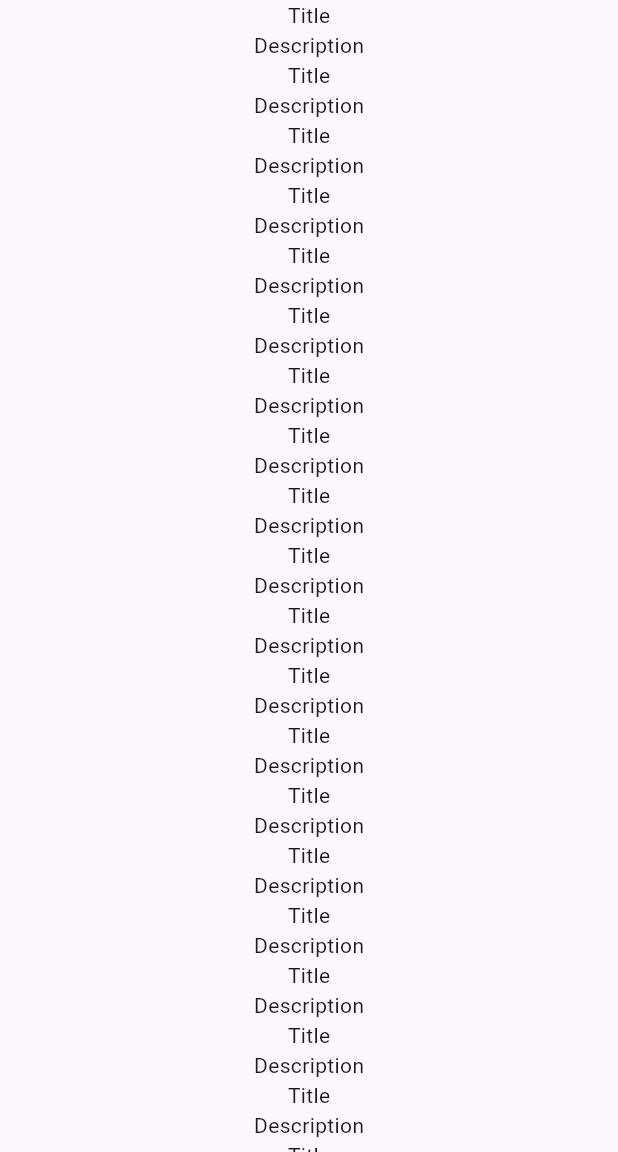
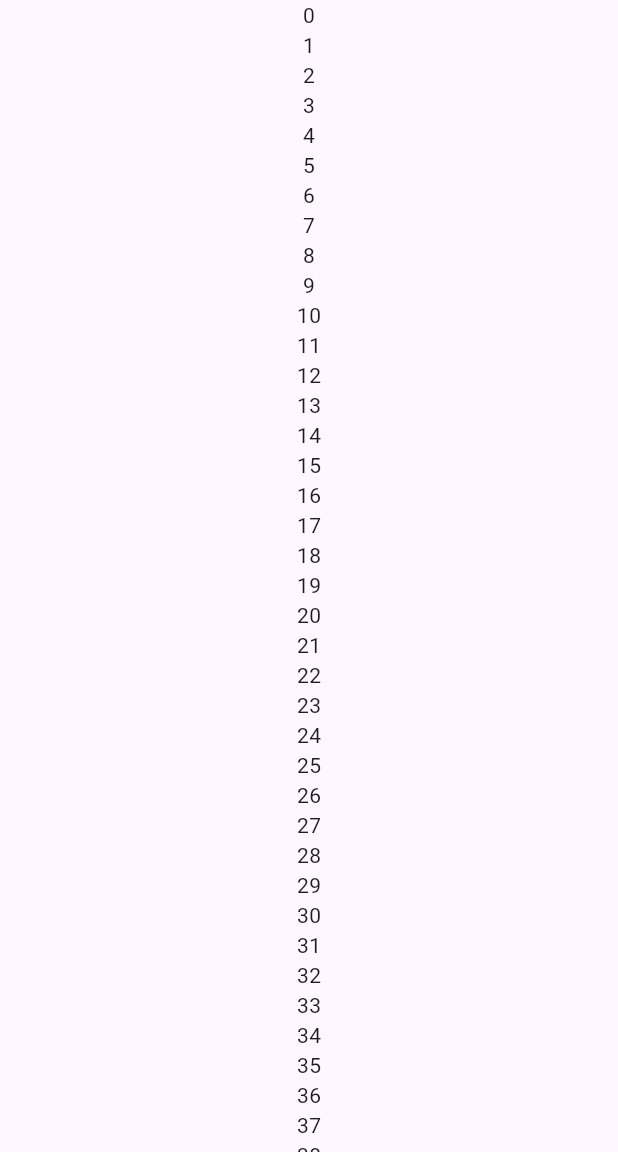
Before and after one commit to srideep-banerjee/Todo-Flutter, a Flutter app: the screen it shows after launch, on a phone screen of 412 x 824 dp, the part 84-1236 px from its top. Run offline on Flutter 3.47's test engine with Material 3 defaults, Android fonts, the phone set to English and light mode, and no system bars.

```diff
--- a/lib/main_screen.dart
+++ b/lib/main_screen.dart
@@ -1,4 +1,5 @@
 import 'package:flutter/material.dart';
+import 'package:todo/todo.dart';
 
 class MainScreen extends StatefulWidget {
   const MainScreen({super.key});
@@ -40,7 +41,7 @@ class _MainScreenState extends State<MainScreen> {
       appBar: appBar,
       body: ListView.builder(
         itemBuilder: (context, index) {
-          return TodoItemDisplay();
+          return TodoItemDisplay(Todo("$index"));
         },
       ),
     );
@@ -95,14 +96,16 @@ AppBar searchAppBar(
 }
 
 class TodoItemDisplay extends StatelessWidget {
-  const TodoItemDisplay({super.key});
+  final Todo todo;
+  const TodoItemDisplay(this.todo, {super.key});
 
   @override
   Widget build(BuildContext context) {
     return Column(
       children: [
-        Text("Title"),
-        Text("Description")
+        Text(todo.title),
+        if (todo.description != null)
+          Text(todo.description ?? "")
       ],
     );
   }
--- /dev/null
+++ b/lib/todo.dart
@@ -0,0 +1,16 @@
+import 'dart:convert' as JSON;
+
+class Todo {
+  final String title;
+  final String? description;
+
+  Todo(this.title, [this.description]);
+
+  Todo fromJSON(String str) {
+    return JSON.jsonDecode(str);
+  }
+
+  String toJSON() {
+    return JSON.jsonEncode(this);
+  }
+}
```
